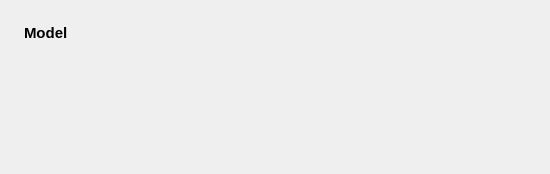
First picture: the form in ui/designer/ui_main_window.ui, repository herlegon/hconvert, before the edit.
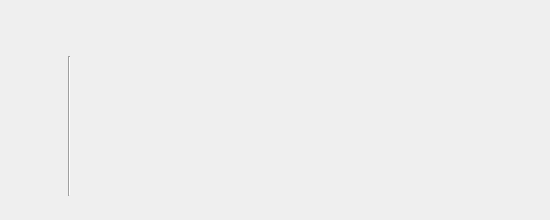
Second picture: the form after the edit. Custom widgets are drawn as their Qt base class.

What changed in the file:
```diff
--- a/ui/designer/ui_main_window.ui
+++ b/ui/designer/ui_main_window.ui
@@ -7,7 +7,7 @@
     <x>0</x>
     <y>0</y>
     <width>550</width>
-    <height>174</height>
+    <height>220</height>
    </rect>
   </property>
   <property name="windowTitle">
@@ -16,7 +16,7 @@
   <widget class="QWidget" name="centralwidget">
    <layout class="QVBoxLayout" name="verticalLayout_6">
     <property name="spacing">
-     <number>9</number>
+     <number>32</number>
     </property>
     <property name="leftMargin">
      <number>24</number>
@@ -30,19 +30,6 @@
     <property name="bottomMargin">
      <number>24</number>
     </property>
-    <item alignment="Qt::AlignmentFlag::AlignTop">
-     <widget class="QLabel" name="label_4">
-      <property name="font">
-       <font>
-        <pointsize>11</pointsize>
-        <bold>true</bold>
-       </font>
-      </property>
-      <property name="text">
-       <string>Model</string>
-      </property>
-     </widget>
-    </item>
     <item>
      <layout class="QHBoxLayout" name="layout_model_selection">
       <property name="leftMargin">
@@ -72,44 +59,11 @@
        <number>0</number>
       </property>
       <property name="horizontalSpacing">
-       <number>32</number>
+       <number>24</number>
       </property>
       <property name="verticalSpacing">
        <number>9</number>
       </property>
-      <item row="0" column="1">
-       <layout class="QVBoxLayout" name="layout_conversion" stretch="0,0,0">
-        <property name="spacing">
-         <number>12</number>
-        </property>
-        <property name="bottomMargin">
-         <number>0</number>
-        </property>
-        <item alignment="Qt::AlignmentFlag::AlignTop">
-         <widget class="MetadataWidget" name="widget_metadata" native="true">
-          <property name="sizePolicy">
-           <sizepolicy hsizetype="Expanding" vsizetype="Preferred">
-            <horstretch>0</horstretch>
-            <verstretch>0</verstretch>
-           </sizepolicy>
-          </property>
-         </widget>
-        </item>
-        <item alignment="Qt::AlignmentFlag::AlignTop">
-         <widget class="ConversionWidget" name="widget_conversion" native="true">
-          <property name="sizePolicy">
-           <sizepolicy hsizetype="Expanding" vsizetype="Preferred">
-            <horstretch>0</horstretch>
-            <verstretch>0</verstretch>
-           </sizepolicy>
-          </property>
-         </widget>
-        </item>
-        <item>
-         <widget class="ProgressWidget" name="widget_progress" native="true"/>
-        </item>
-       </layout>
-      </item>
       <item row="0" column="0">
        <layout class="QVBoxLayout" name="layout_info" stretch="0,0,0,0">
         <property name="spacing">
@@ -142,6 +96,46 @@
         </item>
        </layout>
       </item>
+      <item row="0" column="2">
+       <layout class="QVBoxLayout" name="layout_conversion" stretch="0,0,0">
+        <property name="spacing">
+         <number>24</number>
+        </property>
+        <property name="bottomMargin">
+         <number>0</number>
+        </property>
+        <item alignment="Qt::AlignmentFlag::AlignTop">
+         <widget class="MetadataWidget" name="widget_metadata" native="true">
+          <property name="sizePolicy">
+           <sizepolicy hsizetype="Expanding" vsizetype="Preferred">
+            <horstretch>0</horstretch>
+            <verstretch>0</verstretch>
+           </sizepolicy>
+          </property>
+         </widget>
+        </item>
+        <item alignment="Qt::AlignmentFlag::AlignTop">
+         <widget class="ConversionWidget" name="widget_conversion" native="true">
+          <property name="sizePolicy">
+           <sizepolicy hsizetype="Expanding" vsizetype="Preferred">
+            <horstretch>0</horstretch>
+            <verstretch>0</verstretch>
+           </sizepolicy>
+          </property>
+         </widget>
+        </item>
+        <item>
+         <widget class="ProgressWidget" name="widget_progress" native="true"/>
+        </item>
+       </layout>
+      </item>
+      <item row="0" column="1">
+       <widget class="Line" name="line">
+        <property name="orientation">
+         <enum>Qt::Orientation::Vertical</enum>
+        </property>
+       </widget>
+      </item>
      </layout>
     </item>
    </layout>
```
